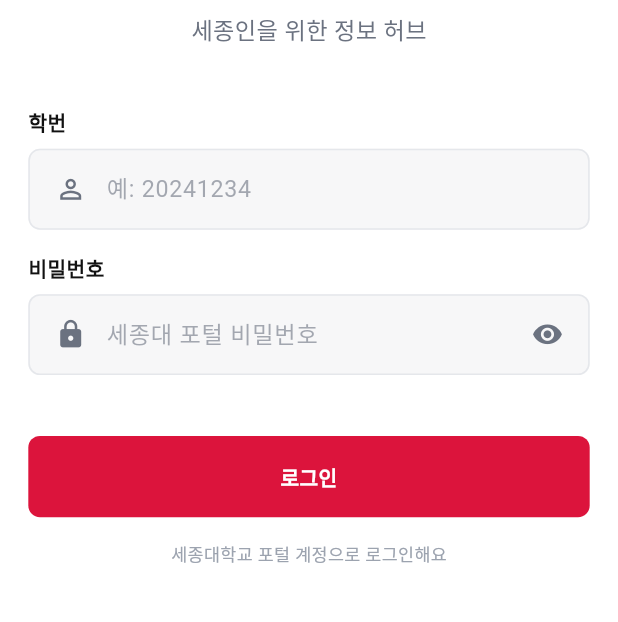
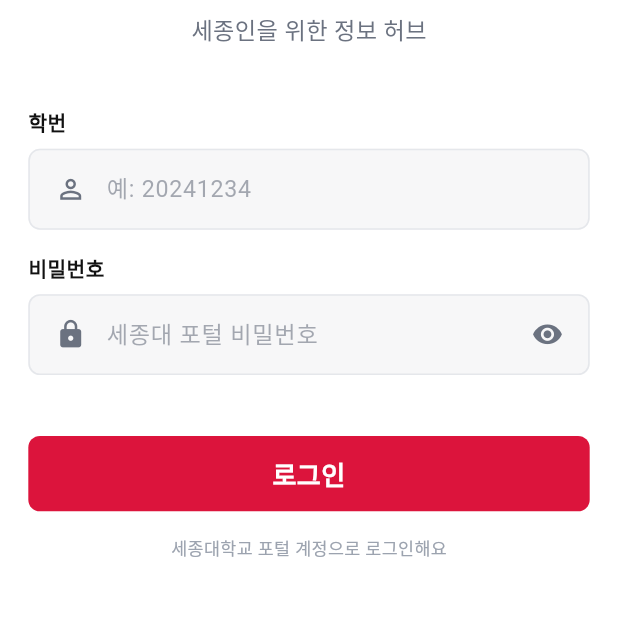
Before and after one commit to EM-H20/sejong-catch, a Flutter app: the screen it shows after launch, on a phone screen of 412 x 824 dp, the part 376-998 px from its top. Run offline on Flutter 3.47's test engine with Material 3 defaults, Android fonts, the phone set to English and light mode, and no system bars; our stand-ins replace dio, firebase_messaging, flutter_local_notifications, flutter_riverpod, flutter_screenutil, flutter_secure_storage and 3 more; accounts and stored records are empty; generated files the repository leaves out were written again; Roboto replaces fonts that are missing (Pretendard).

Commit message:
fix: 버튼 폰트 사이즈 조절

```diff
--- a/sejong_catch_frontend/lib/core/widgets/buttons/app_button.dart
+++ b/sejong_catch_frontend/lib/core/widgets/buttons/app_button.dart
@@ -220,7 +220,7 @@ class AppButton extends StatelessWidget {
         return _ButtonDimensions(
           height: 36.h,
           horizontalPadding: 16.w,
-          fontSize: 12.sp,
+          fontSize: 14.sp,
           iconSize: 16.w,
         );
 
@@ -228,7 +228,7 @@ class AppButton extends StatelessWidget {
         return _ButtonDimensions(
           height: 44.h,
           horizontalPadding: 20.w,
-          fontSize: 14.sp,
+          fontSize: 16.sp,
           iconSize: 18.w,
         );
 
@@ -236,7 +236,7 @@ class AppButton extends StatelessWidget {
         return _ButtonDimensions(
           height: 52.h,
           horizontalPadding: 24.w,
-          fontSize: 16.sp,
+          fontSize: 18.sp,
           iconSize: 20.w,
         );
     }
--- a/sejong_catch_frontend/lib/features/auth/presentation/pages/auth_page.dart
+++ b/sejong_catch_frontend/lib/features/auth/presentation/pages/auth_page.dart
@@ -160,10 +160,8 @@ class _AuthPageState extends ConsumerState<AuthPage> {
                 AppSpacing.verticalSpaceHuge,
 
                 // 🚀 로그인 버튼
-                SizedBox(
-                  width: double.infinity,
-                  height: 56.h,
-                  child: AppButton.primary(
+                AppButton.primary(
+                  size: AppButtonSize.large,
                   text: '로그인',
                   onPressed: () {
                     if (_formKey.currentState!.validate()) {
@@ -171,7 +169,6 @@ class _AuthPageState extends ConsumerState<AuthPage> {
                     }
                   },
                   isLoading: loginState.isLoading,
-                  ),
                 ),
 
                 AppSpacing.verticalSpaceLG,
```
Lines whose indentation alone changed are shown as unchanged.
